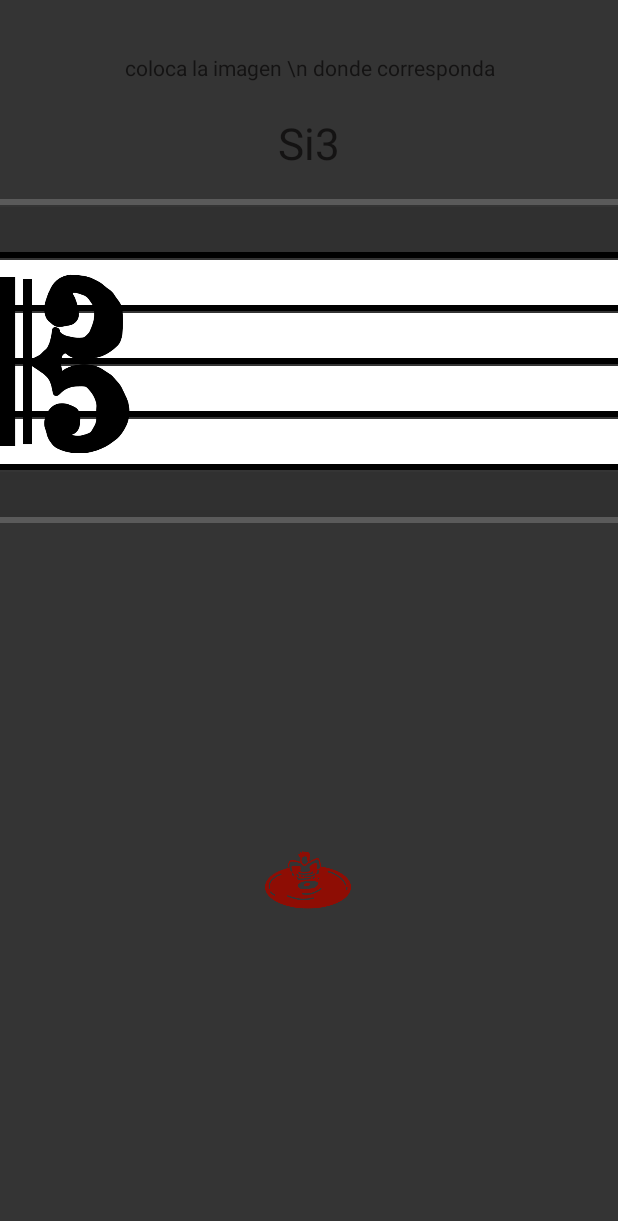
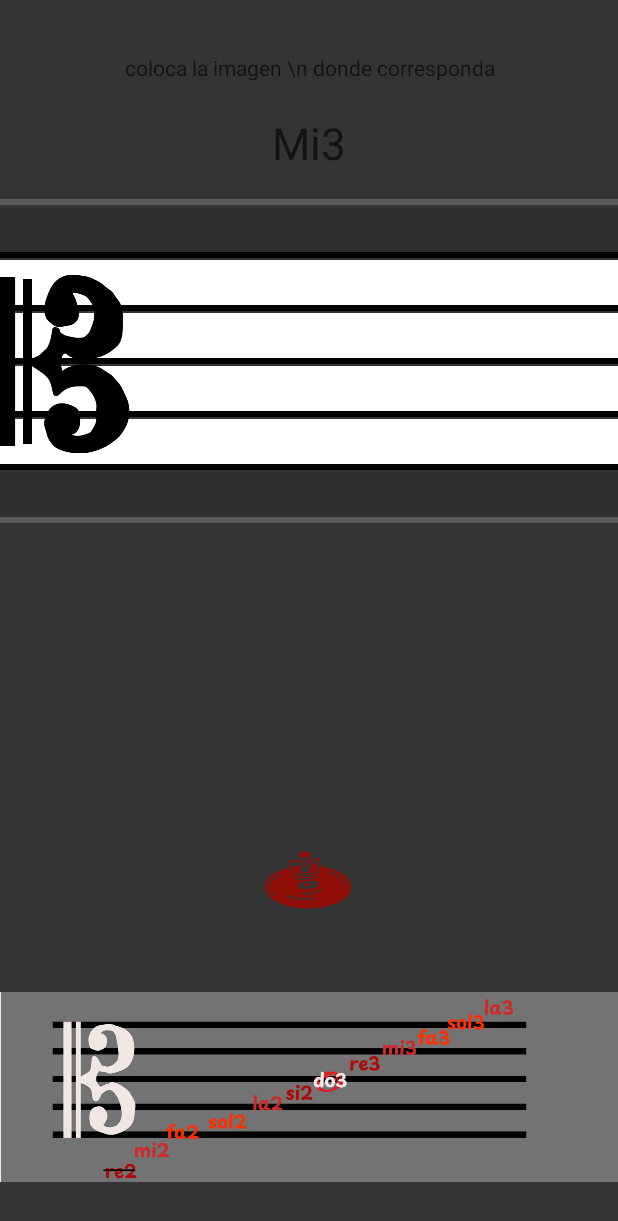
Before and after one commit to EveZru/SkulfulHarmony, an Android app: the EscribirPartiturasDo screen opened directly, with no data from a screen before it, on a phone screen of 412 x 824 dp. Shown: the top 1221 px of the screen. Run offline under Robolectric (Android 15) with nearby library versions, the light colour scheme and no system bars.

Commit message:
correcciones en escribir partituras

```diff
--- a/app/src/main/java/com/example/skulfulharmony/Act_guitarra.java
+++ b/app/src/main/java/com/example/skulfulharmony/Act_guitarra.java
@@ -108,10 +108,10 @@ public class Act_guitarra extends AppCompatActivity {
         posicionesAcordes.put("Do", Arrays.asList("l5_t3", "l4_t2", "l2_t1"));
         posicionesAcordes.put("Re", Arrays.asList("l3_t2", "l2_t3", "l1_t2"));
         posicionesAcordes.put("Mi", Arrays.asList( "l5_t2", "l4_t2", "l3_t1"));
-        posicionesAcordes.put("Fa", Arrays.asList("l6_t1", "l5_t3", "l4_t3", "l3_t2", "l2_t1", "l1_t1"));
+        posicionesAcordes.put("Fa", Arrays.asList("l6_t1", "l5_t3", "l4_t3", "l3_t2", "l2_t1", "l1_t1","l5_t1","l4_t1","l3_t1"));
         posicionesAcordes.put("Sol", Arrays.asList("l6_t3", "l5_t2", "l1_t3"));
         posicionesAcordes.put("La", Arrays.asList( "l4_t2", "l3_t2", "l2_t2"));
-        posicionesAcordes.put("Si", Arrays.asList("l5_t2", "l4_t4", "l3_t4", "l2_t3", "l1_t2"));
+        posicionesAcordes.put("Si", Arrays.asList("l1_t2","l2_t2","l3_t2","l4_t2","l5_t2","l6_t2","l4_t4","l3_t4","l2_t4","l1_t4"));
          imagenContainer.setOnClickListener(v -> {
              imagenContainer.setVisibility(View.GONE);
              actividadContainer.setVisibility(View.VISIBLE);
--- a/app/src/main/java/com/example/skulfulharmony/EscribirPartiturasDo.java
+++ b/app/src/main/java/com/example/skulfulharmony/EscribirPartiturasDo.java
@@ -20,7 +20,7 @@ public class EscribirPartiturasDo extends AppCompatActivity {
 
     private float posInicialY;
     private float initialY;
-    private String[] notas = {  "La2", "Si2","Do3", "Re3", "Mi3", "Fa3", "Sol3", "La3","Si3","Do4", "Re4"};
+    private String[] notas = {  "Re2", "Mi2","Fa2", "Sol2", "La2", "Si2", "Do3", "Re3", "Mi3", "Fa3", "Sol3", };
     private String notaActual;
     private View[] lineas = new View[6];
     private View[] espacios = new View[5];
@@ -61,17 +61,17 @@ public class EscribirPartiturasDo extends AppCompatActivity {
                 limiteSuperior = 0;
                 limiteInferior = ((View) ivNota.getParent()).getHeight() - ivNota.getHeight();
 
-                coordenadasEsperadas.put("La2", lineas[0].getY()+360 );
-                coordenadasEsperadas.put("Si2", espacios[0].getY()+360);
-                coordenadasEsperadas.put("Do3", lineas[1].getY() +360);
-                coordenadasEsperadas.put("Re3", espacios[1].getY()+360 );
-                coordenadasEsperadas.put("Mi3", lineas[2].getY() +360);
-                coordenadasEsperadas.put("Fa3", espacios[2].getY()+360 );
-                coordenadasEsperadas.put("Sol3", lineas[3].getY()+360 );
-                coordenadasEsperadas.put("La3", espacios[3].getY()+360 );
-                coordenadasEsperadas.put("Si3", lineas[4].getY() +360);
-                coordenadasEsperadas.put("Do4", espacios[4].getY() +360);
-                coordenadasEsperadas.put("Re4", lineas[5].getY()+360);
+                coordenadasEsperadas.put("La2", lineas[0].getY() +151);
+                coordenadasEsperadas.put("Si2", espacios[0].getY()+151);
+                coordenadasEsperadas.put("Do3", lineas[1].getY()+151);
+                coordenadasEsperadas.put("Re3", espacios[1].getY()+151);
+                coordenadasEsperadas.put("Mi3", lineas[2].getY()+151);
+                coordenadasEsperadas.put("Fa3", espacios[2].getY() +151);
+                coordenadasEsperadas.put("Sol3", lineas[3].getY()+151);
+                coordenadasEsperadas.put("La3", espacios[3].getY()+151);
+                coordenadasEsperadas.put("Si3", lineas[4].getY() +151);
+                coordenadasEsperadas.put("Do4", espacios[4].getY() +151);
+                coordenadasEsperadas.put("Re4", lineas[5].getY()+151);
 
                 cambiarNota(); // Mostrar la primera nota aleatoria
             }
--- a/app/src/main/res/layout/activity_act_guitarra.xml
+++ b/app/src/main/res/layout/activity_act_guitarra.xml
@@ -348,11 +348,10 @@
         android:layout_marginBottom="20dp"
         android:gravity="center_vertical">
         <ImageView
-            android:layout_width="400dp"
+            android:layout_width="380dp"
             android:layout_height="700dp"
             android:layout_gravity="center"
-            android:background="@drawable/provicional_guitarra" />
-
+            android:background="@drawable/infografia_guitarra" />
 
 
     </LinearLayout>
--- a/app/src/main/res/layout/activity_escribir_partituras_do.xml
+++ b/app/src/main/res/layout/activity_escribir_partituras_do.xml
@@ -190,4 +190,18 @@
         app:layout_constraintTop_toTopOf="parent"
         app:layout_constraintVertical_bias="0.911" />
 
+    <ImageView
+        android:id="@+id/imageView"
+        android:layout_width="420dp"
+        android:layout_height="140dp"
+        android:clickable="true"
+        app:layout_constraintBottom_toBottomOf="parent"
+        app:layout_constraintEnd_toEndOf="parent"
+        app:layout_constraintHorizontal_bias="0.0"
+        app:layout_constraintStart_toStartOf="parent"
+        app:layout_constraintTop_toTopOf="parent"
+        app:layout_constraintVertical_bias="0.957"
+        app:srcCompat="@drawable/info_do" />
+
+
 </androidx.constraintlayout.widget.ConstraintLayout>
```
Also changed, not shown: app/src/main/res/layout/activity_escribir_partituras_fa.xml (+12 -1 lines), app/src/main/res/layout/activity_escribirpartituras_act.xml (+14 -0 lines), app/src/main/res/drawable/info_do.png (added), app/src/main/res/drawable/info_fa.png (added), app/src/main/res/drawable/info_sol.png (added), app/src/main/res/drawable/infografia_guitarra.png (added).
